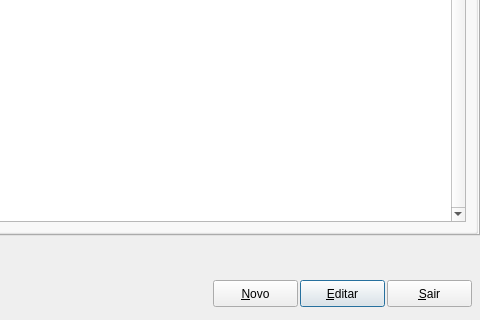
Old version of the form Projects/Blink/Plugins/financier/managershipper.ui in the repository MarcoBueno1/qrad; both pictures show x 320 to 800 and y 280 to 600 of the 800 by 600 pixel window.
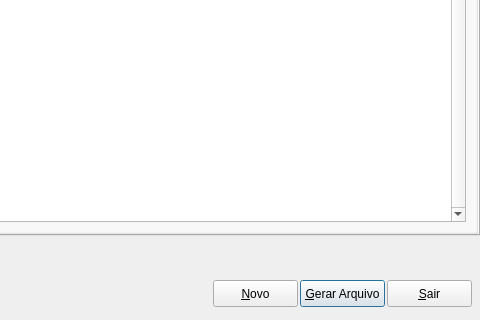
New version of the form. Custom widgets are drawn as their Qt base class.

Patch:
```diff
--- a/Projects/Blink/Plugins/financier/managershipper.ui
+++ b/Projects/Blink/Plugins/financier/managershipper.ui
@@ -190,7 +190,7 @@
       </rect>
      </property>
      <property name="text">
-      <string>&amp;Editar</string>
+      <string>&amp;Gerar Arquivo</string>
      </property>
     </widget>
     <widget class="QPushButton" name="PshBtnNovo">
```
